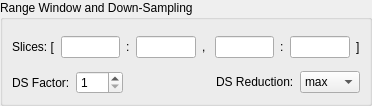
Old version of the form lavuelib/ui/RangeWindowGroupBox.ui in the repository syncope/lavue.
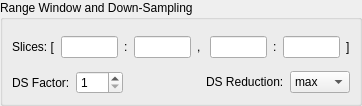
New version of the form.

Commit message: ran rangewg without pillow

The edit to the form file:
```diff
--- a/lavuelib/ui/RangeWindowGroupBox.ui
+++ b/lavuelib/ui/RangeWindowGroupBox.ui
@@ -6,7 +6,7 @@
    <rect>
     <x>0</x>
     <y>0</y>
-    <width>372</width>
+    <width>362</width>
     <height>106</height>
    </rect>
   </property>
```
The commit also changes 1 other file.
